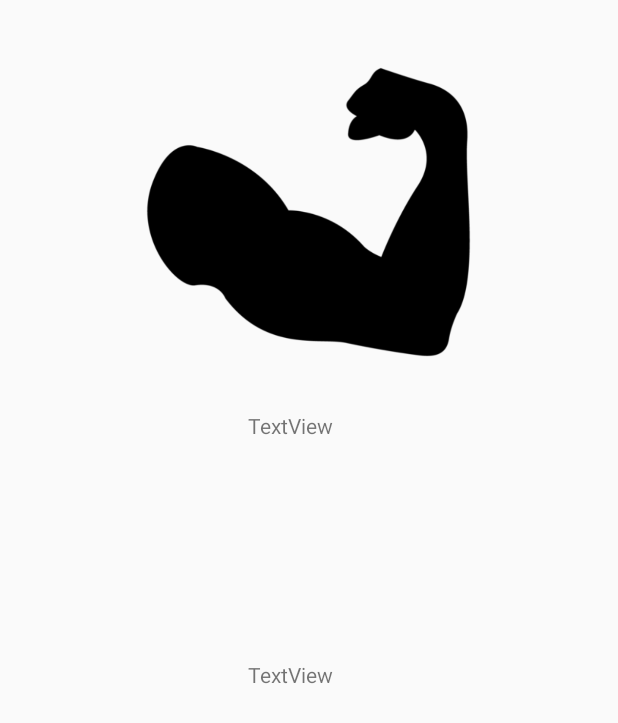
After one commit to Abilat01/Steelweight, an Android app: the layout activity_list_scroll.xml on its own in the app's theme, with its tools: preview values and no code run, on a phone screen of 412 x 824 dp. The commit adds this screen. Shown: the top 723 px of the screen. Run offline under Robolectric (Android 15) with nearby library versions, the phone set to English and light mode, and no system bars.

Commit message:
New scroll and onClickScroll

```diff
--- a/app/src/main/AndroidManifest.xml
+++ b/app/src/main/AndroidManifest.xml
@@ -9,7 +9,9 @@
         android:roundIcon="@mipmap/ic_launcher_round"
         android:supportsRtl="true"
         android:theme="@style/AppTheme">
-        <activity android:name=".Exerciseslist"></activity>
+        <activity android:name=".ListScroll"></activity>
+        <activity android:name=".ExercisesMain" />
+        <activity android:name=".Exerciseslist" />
         <activity android:name=".ActivityInfo" />
         <activity android:name=".MainActivity">
             <intent-filter>
--- /dev/null
+++ b/app/src/main/java/com/abilat01/myapplication/Product.kt
@@ -0,0 +1,5 @@
+package com.abilat01.myapplication
+
+import java.io.Serializable
+
+class Product (val namber: String, val description: String, val image: Int) : Serializable
--- /dev/null
+++ b/app/src/main/res/layout/activity_list_scroll.xml
@@ -0,0 +1,45 @@
+<?xml version="1.0" encoding="utf-8"?>
+<androidx.constraintlayout.widget.ConstraintLayout xmlns:android="http://schemas.android.com/apk/res/android"
+    xmlns:app="http://schemas.android.com/apk/res-auto"
+    xmlns:tools="http://schemas.android.com/tools"
+    android:layout_width="match_parent"
+    android:layout_height="match_parent"
+    tools:context=".ListScroll">
+
+    <TextView
+        android:id="@+id/number_product"
+        android:layout_width="wrap_content"
+        android:layout_height="wrap_content"
+        android:layout_marginStart="164dp"
+        android:layout_marginTop="440dp"
+        android:layout_marginEnd="189dp"
+        android:text="TextView"
+        app:layout_constraintEnd_toEndOf="parent"
+        app:layout_constraintStart_toStartOf="parent"
+        app:layout_constraintTop_toTopOf="parent" />
+
+    <TextView
+        android:id="@+id/number_oper"
+        android:layout_width="wrap_content"
+        android:layout_height="wrap_content"
+        android:layout_marginStart="164dp"
+        android:layout_marginTop="8dp"
+        android:layout_marginEnd="189dp"
+        android:text="TextView"
+        app:layout_constraintEnd_toEndOf="parent"
+        app:layout_constraintStart_toStartOf="parent"
+        app:layout_constraintTop_toBottomOf="@+id/image_product" />
+
+    <ImageView
+        android:id="@+id/image_product"
+        android:layout_width="250dp"
+        android:layout_height="250dp"
+        android:layout_marginStart="32dp"
+        android:layout_marginTop="16dp"
+        android:layout_marginEnd="32dp"
+        app:layout_constraintEnd_toEndOf="parent"
+        app:layout_constraintHorizontal_bias="0.494"
+        app:layout_constraintStart_toStartOf="parent"
+        app:layout_constraintTop_toTopOf="parent"
+        app:srcCompat="@drawable/hardworker" />
+</androidx.constraintlayout.widget.ConstraintLayout>
```
Also changed, not shown: app/src/main/java/com/abilat01/myapplication/ExercisesMain.kt (added, +25 -0 lines), app/src/main/java/com/abilat01/myapplication/Eximple.kt (added, +7 -0 lines), app/src/main/java/com/abilat01/myapplication/ListScroll.kt (added, +26 -0 lines), app/src/main/java/com/abilat01/myapplication/MainActivity.kt (+6 -1 lines), app/src/main/java/com/abilat01/myapplication/ProductAdapter.kt (added, +33 -0 lines), app/src/main/res/layout/activity_exercises_main.xml (added, +17 -0 lines), app/src/main/res/layout/product_item.xml (added, +34 -0 lines).
